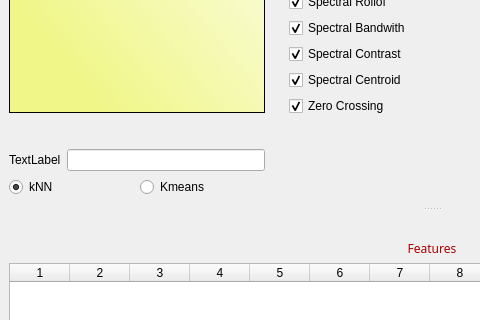
Old version of the form GUI/main.ui in the repository zbrave/LicenseProject; both pictures show x 0 to 480 and y 414 to 734 of the 864 by 900 pixel window.
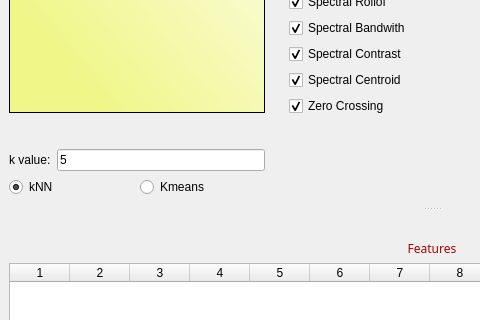
New version of the form. Icons and pictures are not drawn.

Commit message: GUI features dock changed.

Diff of the .ui file:
```diff
--- a/GUI/main.ui
+++ b/GUI/main.ui
@@ -1038,12 +1038,16 @@
          <item>
           <widget class="QLabel" name="label_8">
            <property name="text">
-            <string>TextLabel</string>
+            <string>k value:</string>
            </property>
           </widget>
          </item>
          <item>
-          <widget class="QLineEdit" name="lineEdit_5"/>
+          <widget class="QLineEdit" name="lineEdit_5">
+           <property name="text">
+            <string>5</string>
+           </property>
+          </widget>
          </item>
         </layout>
        </item>
```
Left out of the diff: 4 changed lines with no effect on the pictures. The commit also changes 1 other file.
